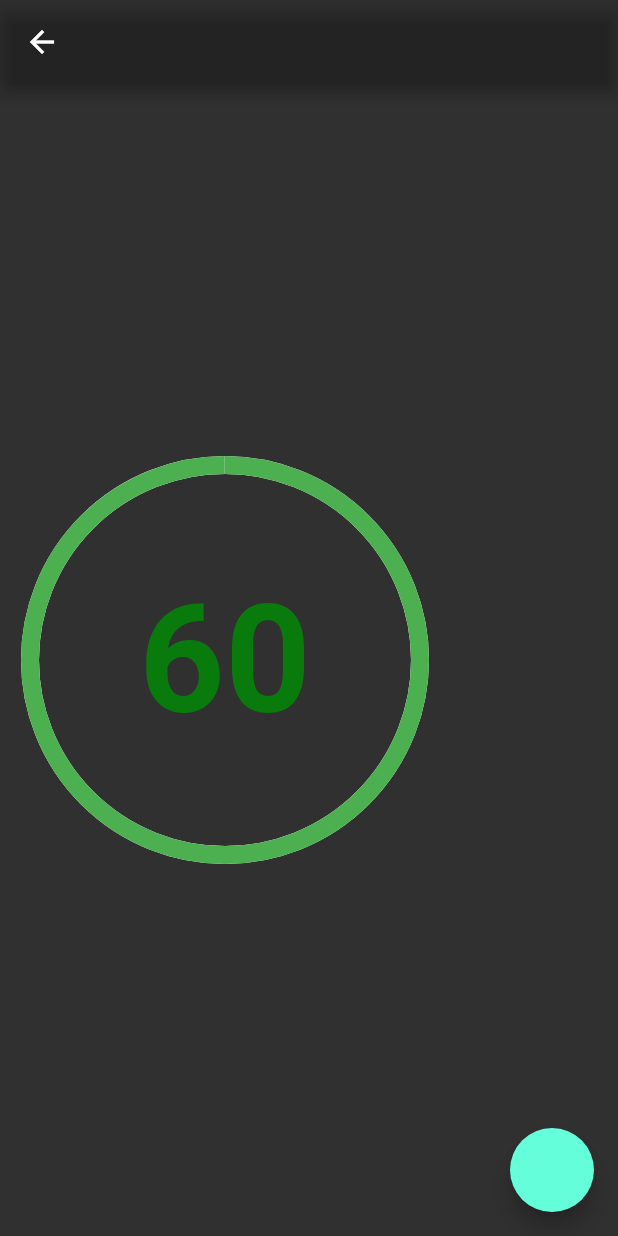
After one commit to HardyJL/recurring_timer, a Flutter app: the TimerScreen screen opened directly, on a phone screen of 412 x 824 dp. The commit adds this screen. Run offline on Flutter 3.47's test engine with Material 2 defaults, Android fonts, the phone set to English and light mode, and no system bars; our stand-ins replace get.

Commit message:
timer controller

```diff
--- a/lib/features/home/home_screen.dart
+++ b/lib/features/home/home_screen.dart
@@ -1,6 +1,7 @@
 import 'package:flutter/material.dart';
 import 'package:get/get.dart';
 import 'package:recurring_timer/features/home/home_controller.dart';
+import 'package:recurring_timer/features/timer/timer_screen.dart';
 
 class HomeScreen extends StatelessWidget {
   const HomeScreen({Key? key}) : super(key: key);
@@ -21,7 +22,9 @@ class HomeScreen extends StatelessWidget {
         ),
       ),
       floatingActionButton: FloatingActionButton(
-        onPressed: controller.counterIncrease,
+        onPressed: () {
+          Get.to(const TimerScreen());
+        },
       ),
     );
   }
--- /dev/null
+++ b/lib/features/timer/timer_screen.dart
@@ -0,0 +1,64 @@
+import 'package:flutter/material.dart';
+import 'package:get/get.dart';
+import 'package:recurring_timer/features/timer/timer_controller.dart';
+
+class TimerScreen extends StatelessWidget {
+  const TimerScreen({Key? key}) : super(key: key);
+
+  @override
+  Widget build(BuildContext context) {
+    final timerController = Get.put(TimerController());
+    return Scaffold(
+      appBar: AppBar(
+        backgroundColor: Colors.transparent,
+      ),
+      floatingActionButton:
+          FloatingActionButton(onPressed: timerController.startTimer),
+      body: GetBuilder<TimerController>(
+        init: TimerController(),
+        builder: (context) {
+          return Column(
+            mainAxisAlignment: MainAxisAlignment.center,
+            crossAxisAlignment: CrossAxisAlignment.center,
+            children: [
+              Container(
+                width: 300,
+                height: 300,
+                child: Stack(
+                  fit: StackFit.expand,
+                  children: [
+                    Padding(
+                      padding: const EdgeInsets.all(20),
+                      child: CircularProgressIndicator(
+                        strokeWidth: 12,
+                        valueColor: AlwaysStoppedAnimation(
+                            timerController.seconds == 60
+                                ? Colors.green
+                                : Colors.red),
+                        backgroundColor: Colors.white,
+                        value: timerController.seconds /
+                            TimerController.maxSeconds,
+                      ),
+                    ),
+                    Center(
+                      child: Text(
+                        timerController.seconds.toString(),
+                        style: TextStyle(
+                          fontSize: 100,
+                          fontWeight: FontWeight.bold,
+                          color: timerController.isCompleted()
+                              ? const Color.fromARGB(255, 8, 123, 12)
+                              : const Color.fromARGB(255, 178, 14, 2),
+                        ),
+                      ),
+                    ),
+                  ],
+                ),
+              ),
+            ],
+          );
+        },
+      ),
+    );
+  }
+}
```
Also changed, not shown: lib/features/timer/timer_controller.dart (added, +51 -0 lines).
